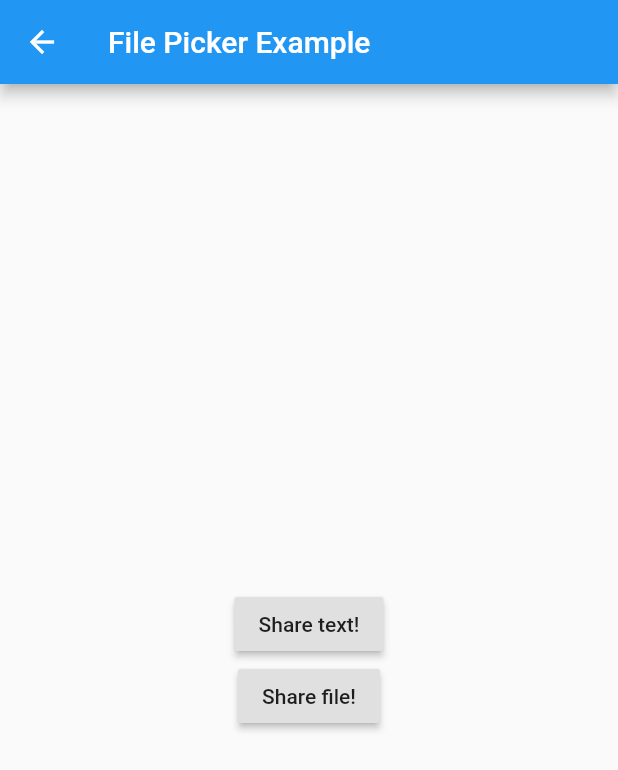
After one commit to rodyfernandez/componentes, a Flutter app: the SimpleSharePage screen opened by its route, after a tap on "Share file!", on a phone screen of 412 x 824 dp. The commit adds this screen. Shown: the top 770 px of the screen. Run offline on Flutter 3.47's test engine with Material 2 defaults, Android fonts, the phone set to English and light mode, and no system bars; our stand-ins replace csv, file_picker, share; missing offline and left inert: simple_share.

Commit message:
se agrego el compartir archivo

```diff
--- a/data/menu_opts.json
+++ b/data/menu_opts.json
@@ -31,7 +31,19 @@
             "ruta" : "filepicker",
             "icon" : "add_alert",
             "texto": "Abrir Archivo"
+        },
+        {
+            "ruta" : "share",
+            "icon" : "add_alert",
+            "texto": "Share"
         }
+        ,
+        {
+            "ruta" : "simpleshare",
+            "icon" : "add_alert",
+            "texto": "Simple Share"
+        }
+
 
     ]
 }
--- a/lib/src/pages/filepicker_page.dart
+++ b/lib/src/pages/filepicker_page.dart
@@ -26,6 +26,7 @@ class _FilePickerPageState extends State<FilePickerPage> {
   loadAsset() async {
     final myData = await rootBundle.loadString(_path);
     List<List<dynamic>> csvTable = CsvToListConverter().convert(myData);
+
 
     data = csvTable;
   }
--- /dev/null
+++ b/lib/src/pages/share_page.dart
@@ -0,0 +1,105 @@
+// Copyright 2018 Duarte Silveira
+// Copyright 2017 The Chromium Authors. All rights reserved.
+// Use of this source code is governed by a BSD-style license that can be
+// found in the LICENSE file.
+
+import 'package:flutter/material.dart';
+import 'package:share/share.dart';
+import 'package:share/receive_share_state.dart';
+
+
+class SharePage extends StatefulWidget {
+  @override
+  SharePageState createState() => new SharePageState();
+}
+
+class SharePageState extends ReceiveShareState<SharePage> {
+  String _text = '';
+  String _shared = '';
+
+  @override
+  void receiveShare(Share shared) {
+    debugPrint("Share received - $shared");
+    setState(() {
+      _shared = shared.toString();
+    });
+  }
+
+  @override
+  Widget build(BuildContext context) {
+	enableShareReceiving();
+    return new MaterialApp(
+      title: 'Share Plugin Demo',
+      home: new Scaffold(
+          appBar: new AppBar(
+            title: const Text('Share Plugin Demo'),
+          ),
+          body: new Padding(
+            padding: const EdgeInsets.all(24.0),
+            child: new Column(
+              mainAxisAlignment: MainAxisAlignment.center,
+              children: <Widget>[
+                new TextField(
+                  decoration: const InputDecoration(
+                    labelText: 'Share:',
+                    hintText: 'Enter some text and/or link to share',
+                  ),
+                  maxLines: 2,
+                  onChanged: (String value) => setState(() {
+                        _text = value;
+                      }),
+                ),
+                const Padding(padding: const EdgeInsets.only(top: 24.0)),
+                new Builder(
+                  builder: (BuildContext context) {
+                    return new RaisedButton(
+                      child: const Text('Share'),
+                      onPressed: _text.isEmpty
+                          ? null
+                          : () {
+                              // A builder is used to retrieve the context immediately
+                              // surrounding the RaisedButton.
+                              //
+                              // The context's `findRenderObject` returns the first
+                              // RenderObject in its descendent tree when it's not
+                              // a RenderObjectWidget. The RaisedButton's RenderObject
+                              // has its position and size after it's built.
+                              final RenderBox box = context.findRenderObject();
+                              Share.plainText(text: _text).share(
+                                  sharePositionOrigin:
+                                      box.localToGlobal(Offset.zero) &
+                                          box.size);
+
+
+                                  //         Share.file(ShareType.TYPE_PLAIN_TEXT, 'pruebacsv', 'assets/res/Book1.csv','').share(
+                                  // sharePositionOrigin:
+                                  //     box.localToGlobal(Offset.zero) &
+                                  //         box.size);
+//                              Share.image(path: "content://0@media/external/images/media/2129", mimeType: ShareType.TYPE_IMAGE).share(
+//                                  sharePositionOrigin:
+//                                      box.localToGlobal(Offset.zero) &
+//                                          box.size);
+                            },
+                    );
+                  },
+                ),
+                const Padding(padding: const EdgeInsets.only(top: 24.0)),
+                new RaisedButton(
+                  child: const Text('Toggle share receiving'),
+                  onPressed: () {
+                          if (!shareReceiveEnabled) {
+                            enableShareReceiving();
+                          } else {
+                            disableShareReceiving();
+                          }
+                        },
+                ),
+                const Padding(padding: const EdgeInsets.only(top: 24.0)),
+                new Text(_shared),
+              ],
+            ),
+          )),
+    );
+  }
+
+}
--- /dev/null
+++ b/lib/src/pages/simpleshare_page.dart
@@ -0,0 +1,69 @@
+import 'package:flutter/material.dart';
+import 'package:file_picker/file_picker.dart';
+import 'package:simple_share/simple_share.dart';
+import 'package:flutter/services.dart';
+
+
+
+
+
+class SimpleSharePage extends StatefulWidget {
+  @override
+  _SimpleSharePageState createState() => new _SimpleSharePageState();
+}
+
+class _SimpleSharePageState extends State<SimpleSharePage> {
+  Future<String> getFilePath() async {
+    try {
+      String filePath = await FilePicker.getFilePath(type: FileType.ANY);
+      if (filePath == '') {
+        return "";
+      }
+      print("File path: " + filePath);
+      return filePath;
+    } on PlatformException catch (e) {
+      print("Error while picking the file: " + e.toString());
+      return null;
+    }
+  }
+
+  @override
+  Widget build(BuildContext context) {
+    return new Scaffold(
+      appBar: new AppBar(
+        title: new Text('File Picker Example'),
+      ),
+      body: Center(
+        child: Column(
+          mainAxisAlignment: MainAxisAlignment.center,
+          children: <Widget>[
+            RaisedButton(
+              onPressed: () {
+                SimpleShare.share(
+                  title: "Share my message",
+                  msg:
+                      "Lorem ipsum dolor sit amet, consectetur adipisci elit, sed eiusmod " +
+                          "tempor incidunt ut labore et dolore magna aliqua.",
+                );
+              },
+              child: Text('Share text!'),
+            ),
+            RaisedButton(
+              onPressed: () async {
+                final path = await getFilePath();
+                if (path != null && path.isNotEmpty) {
+                  final uri = Uri.file(path);
+                  SimpleShare.share(
+                      uri: uri.toString(),
+                      title: "Share my file",
+                      msg: "My message");
+                }
+              },
+              child: Text('Share file!'),
+            ),
+          ],
+        ),
+      ),
+    );
+  }
+}
--- a/lib/src/routes/routes.dart
+++ b/lib/src/routes/routes.dart
@@ -4,6 +4,8 @@ import 'package:componentes/src/pages/card_pages.dart';
 import 'package:componentes/src/pages/csv_page.dart';
 import 'package:componentes/src/pages/filepicker_page.dart';
 import 'package:componentes/src/pages/home_page.dart';
+import 'package:componentes/src/pages/share_page.dart';
+import 'package:componentes/src/pages/simpleshare_page.dart';
 import 'package:componentes/src/pages/table_page.dart';
 import 'package:flutter/cupertino.dart';
 
@@ -18,6 +20,8 @@ return  <String, WidgetBuilder>{
           'csv'    : (BuildContext context) => CsvPage(),
           'table'    : (BuildContext context) => TablePage(),
           'filepicker'    : (BuildContext context) => FilePickerPage(),
+          'share'    : (BuildContext context) => SharePage(),
+          'simpleshare'    : (BuildContext context) => SimpleSharePage(),
 
 
         };
--- a/pubspec.yaml
+++ b/pubspec.yaml
@@ -25,6 +25,10 @@ dependencies:
   cupertino_icons: ^0.1.2
   csv:
   file_picker: ^1.3.4+1
+  simple_share: ^0.0.1+4
+  share:
+    git:
+     url: https://github.com/d-silveira/flutter-share.git
 
 
 dev_dependencies:
```
Also changed, not shown: pubspec.lock, 1 other file.
